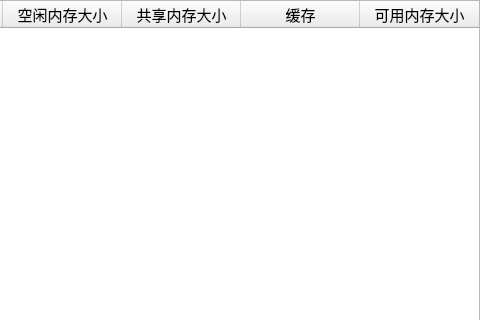
inspireMeNow/qt-system-monitor, file memorywindow.ui: the form before one commit; both pictures show x 355 to 835 and y 0 to 320 of the 835 by 557 pixel window.
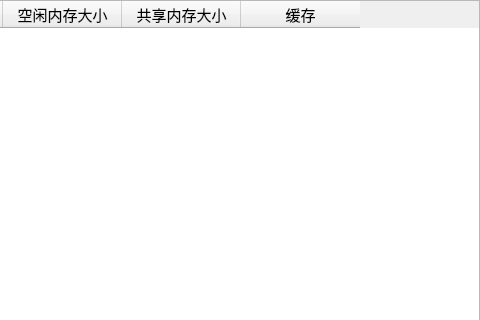
The form after the commit.

The edit to the form file:
```diff
--- a/memorywindow.ui
+++ b/memorywindow.ui
@@ -46,7 +46,7 @@
       <bool>true</bool>
      </property>
      <property name="columnCount">
-      <number>7</number>
+      <number>6</number>
      </property>
      <attribute name="horizontalHeaderCascadingSectionResizes">
       <bool>true</bool>
@@ -96,11 +96,6 @@
        <string>缓存</string>
       </property>
      </column>
-     <column>
-      <property name="text">
-       <string>可用内存大小</string>
-      </property>
-     </column>
     </widget>
    </item>
   </layout>
```
